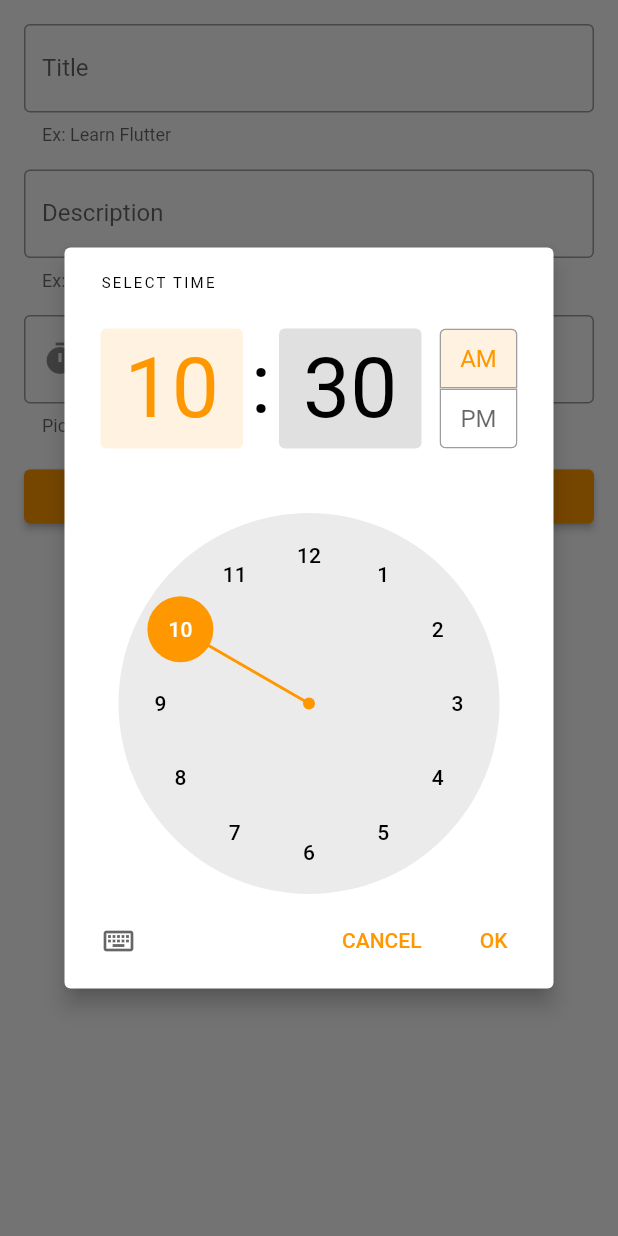
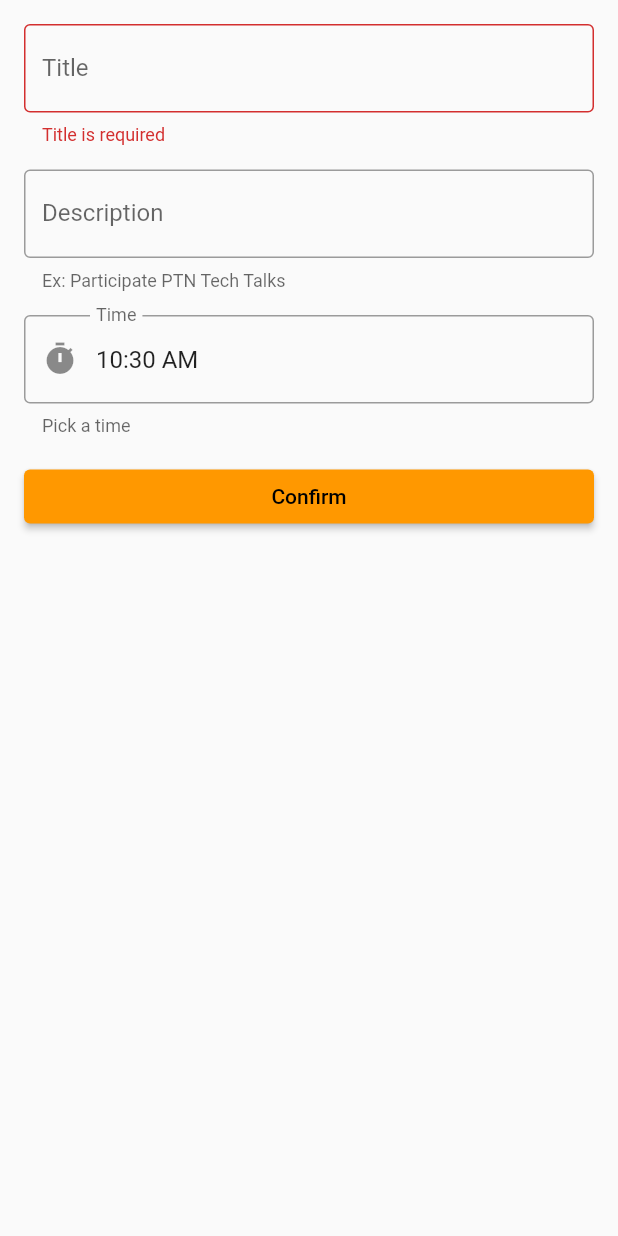
Before and after one commit to vfon98/flutter-todo-app, a Flutter app: the TodoForm widget shown alone on an empty page, opened directly, after a tap on "Confirm", on a phone screen of 412 x 824 dp. Run offline on Flutter 3.47's test engine with Material 2 defaults, Android fonts, the phone set to English and light mode, and no system bars.

Commit message:
feat: add logic for add new form TODO: make use of mock API

```diff
--- a/lib/models/todo.dart
+++ b/lib/models/todo.dart
@@ -1,8 +1,9 @@
 class Todo {
-  String id = '';
-  String title = '';
-  String time = '';
-  String description = '';
+  String id;
+  String title;
+  String time;
+  String description;
 
   Todo(this.id, this.title, this.time, this.description);
+  Todo.empty();
 }
--- a/lib/screens/new_todo_form.dart
+++ b/lib/screens/new_todo_form.dart
@@ -1,5 +1,8 @@
+import 'dart:developer';
+
 import 'package:flutter/material.dart';
 import 'package:todo_ptn_tech_talks/main.dart';
+import 'package:todo_ptn_tech_talks/models/todo.dart';
 import 'package:todo_ptn_tech_talks/widgets/app_bar/my_app_bar.dart';
 
 class NewTodoFormScreen extends StatelessWidget {
@@ -24,9 +27,25 @@ class TodoForm extends StatefulWidget {
 
 class _TodoFormState extends State<TodoForm> {
   final _formKey = new GlobalKey<FormState>();
+  final Todo newTodo = new Todo('', '', '', '');
+
+  TimeOfDay _selectedTime;
+  TextEditingController _controllerTime = TextEditingController();
+
+  @override
+  void initState() {
+    super.initState();
+  }
+
+  @override
+  void dispose() {
+    _controllerTime.dispose();
+    super.dispose();
+  }
 
   @override
   Widget build(BuildContext context) {
+    _controllerTime.text = TimeOfDay.now().format(context);
     return Container(
       padding: EdgeInsets.all(16),
       child: Form(
@@ -35,9 +54,16 @@ class _TodoFormState extends State<TodoForm> {
           children: <Widget>[
             TextFormField(
               decoration: InputDecoration(
-                  border: OutlineInputBorder(),
-                  labelText: 'Title',
-                  helperText: 'Ex: Learn Flutter'),
+                border: OutlineInputBorder(),
+                labelText: 'Title',
+                helperText: 'Ex: Learn Flutter',
+              ),
+              validator: (value) {
+                return value.isNotEmpty ? null : 'Title is required';
+              },
+              onSaved: (value) {
+                newTodo.title = value;
+              },
             ),
             SizedBox(height: 16),
             TextFormField(
@@ -45,14 +71,22 @@ class _TodoFormState extends State<TodoForm> {
                   border: OutlineInputBorder(),
                   labelText: 'Description',
                   helperText: 'Ex: Participate PTN Tech Talks'),
+              onSaved: (value) {
+                newTodo.description = value;
+              },
             ),
             SizedBox(height: 16),
             TextFormField(
-              initialValue: TimeOfDay.now().format(context),
+              controller: _controllerTime,
               onTap: () async {
-                var result = await showTimePicker(
+                TimeOfDay result = await showTimePicker(
                     context: context, initialTime: TimeOfDay.now());
+                _selectedTime = result;
+                _controllerTime.text = result.format(context);
                 print(result);
+              },
+              onSaved: (value) {
+                newTodo.time = value;
               },
               readOnly: true,
               decoration: InputDecoration(
@@ -66,10 +100,11 @@ class _TodoFormState extends State<TodoForm> {
               width: double.infinity,
               child: ElevatedButton(
                 child: Text('Confirm'),
-                onPressed: () async {
-                  var result = await showTimePicker(
-                      context: context, initialTime: TimeOfDay.now());
-                  print(result);
+                onPressed: () {
+                  if (_formKey.currentState.validate()) {
+                    _formKey.currentState.save();
+                    Navigator.pop(context, newTodo);
+                  }
                 },
               ),
             )
```
Also changed, not shown: lib/main.dart (+6 -2 lines).
